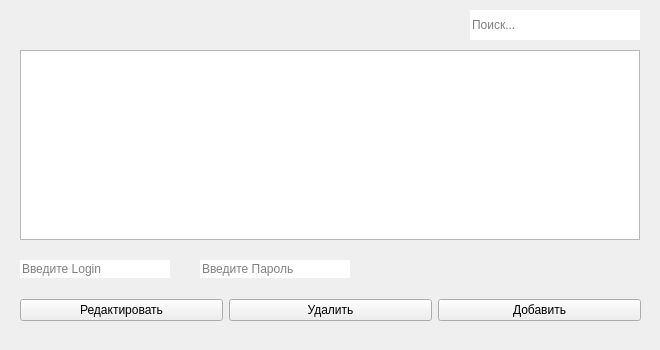
First picture: the form in qt5/admin_panel.ui, repository Evgeny-QA/warehouse_project, before the edit.
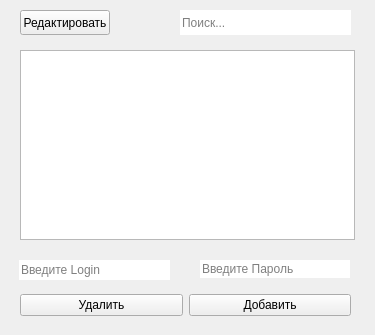
Second picture: the form after the edit.

The edit to the form file:
```diff
--- a/qt5/admin_panel.ui
+++ b/qt5/admin_panel.ui
@@ -9,8 +9,8 @@
    <rect>
     <x>0</x>
     <y>0</y>
-    <width>660</width>
-    <height>350</height>
+    <width>375</width>
+    <height>335</height>
    </rect>
   </property>
   <property name="windowTitle">
@@ -21,7 +21,7 @@
     <rect>
      <x>20</x>
      <y>50</y>
-     <width>620</width>
+     <width>335</width>
      <height>190</height>
     </rect>
    </property>
@@ -29,10 +29,10 @@
   <widget class="QLineEdit" name="lineEdit_search">
    <property name="geometry">
     <rect>
-     <x>470</x>
+     <x>180</x>
      <y>10</y>
-     <width>170</width>
-     <height>30</height>
+     <width>171</width>
+     <height>25</height>
     </rect>
    </property>
    <property name="frame">
@@ -45,10 +45,10 @@
   <widget class="QLineEdit" name="lineEdit_new_admin_login">
    <property name="geometry">
     <rect>
-     <x>20</x>
+     <x>19</x>
      <y>260</y>
-     <width>150</width>
-     <height>18</height>
+     <width>151</width>
+     <height>20</height>
     </rect>
    </property>
    <property name="frame">
@@ -58,26 +58,48 @@
     <string>Введите Login</string>
    </property>
   </widget>
-  <widget class="QWidget" name="layoutWidget">
+  <widget class="QLineEdit" name="lineEdit_new_admin_password">
+   <property name="geometry">
+    <rect>
+     <x>200</x>
+     <y>260</y>
+     <width>150</width>
+     <height>18</height>
+    </rect>
+   </property>
+   <property name="frame">
+    <bool>false</bool>
+   </property>
+   <property name="placeholderText">
+    <string>Введите Пароль</string>
+   </property>
+  </widget>
+  <widget class="QPushButton" name="btn_edit">
+   <property name="geometry">
+    <rect>
+     <x>20</x>
+     <y>10</y>
+     <width>90</width>
+     <height>25</height>
+    </rect>
+   </property>
+   <property name="cursor">
+    <cursorShape>PointingHandCursor</cursorShape>
+   </property>
+   <property name="text">
+    <string>Редактировать</string>
+   </property>
+  </widget>
+  <widget class="QWidget" name="">
    <property name="geometry">
     <rect>
      <x>20</x>
      <y>290</y>
-     <width>621</width>
-     <height>41</height>
+     <width>331</width>
+     <height>31</height>
     </rect>
    </property>
    <layout class="QHBoxLayout" name="horizontalLayout">
-    <item>
-     <widget class="QPushButton" name="btn_edit">
-      <property name="cursor">
-       <cursorShape>PointingHandCursor</cursorShape>
-      </property>
-      <property name="text">
-       <string>Редактировать</string>
-      </property>
-     </widget>
-    </item>
     <item>
      <widget class="QPushButton" name="btn_delete">
       <property name="cursor">
```
Left out of the diff: 16 changed lines with no effect on the pictures.
